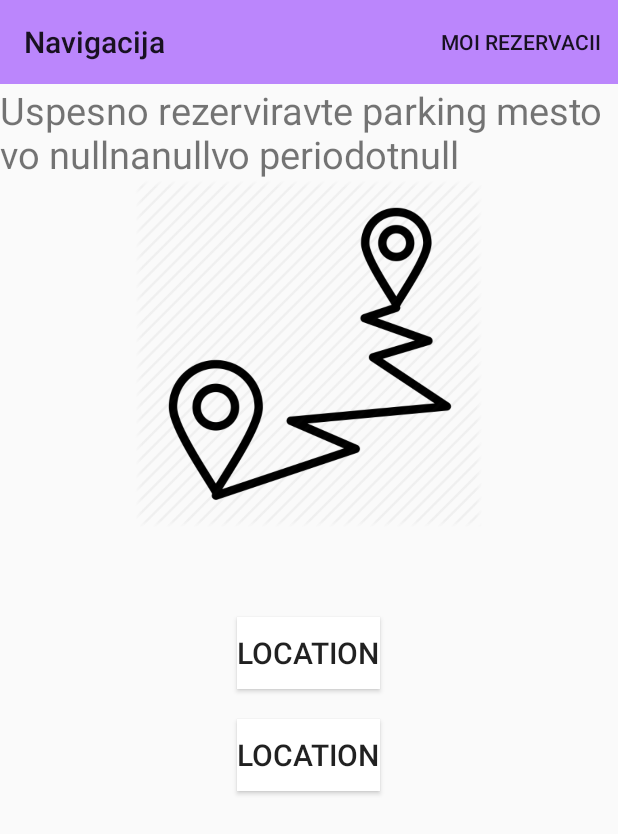
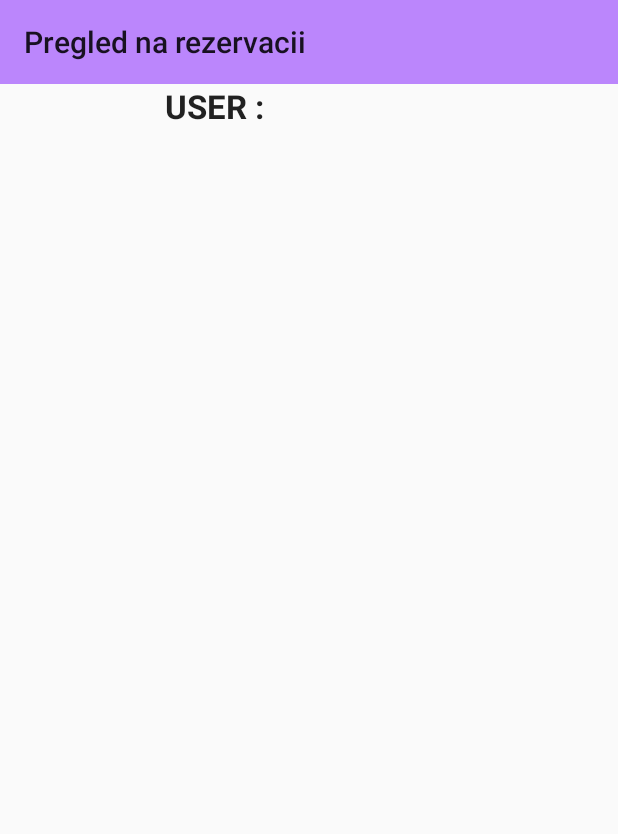
Before and after one commit to alisevejselova/SmartParkingApp, an Android app: the ConfirmationReservationActivity screen opened directly, with no data from a screen before it, after a tap on "MOI REZERVACII", on a phone screen of 412 x 824 dp. Shown: the top 834 px of the screen. Run offline under Robolectric (Android 15) with nearby library versions, the light colour scheme and no system bars; 6 statements that could not run were skipped.

Commit message:
Moi rezervacii

```diff
--- a/SmartParkingApp/app/src/main/java/com/example/smartparkingapp/CitiesActivity.java
+++ b/SmartParkingApp/app/src/main/java/com/example/smartparkingapp/CitiesActivity.java
@@ -64,7 +64,9 @@ public class CitiesActivity extends AppCompatActivity {
         switch (item.getItemId())
         {
             case R.id.button:
-                Toast.makeText(CitiesActivity.this,"Moi rezervacii cliked",Toast.LENGTH_SHORT).show();
+                Intent moirezervaci=new Intent(this,MyReservationsActivity.class);
+                moirezervaci.putExtra("Korisnik",username);
+               startActivity(moirezervaci);
                 return true;
 
             default:
--- a/SmartParkingApp/app/src/main/java/com/example/smartparkingapp/ConfirmationReservationActivity.java
+++ b/SmartParkingApp/app/src/main/java/com/example/smartparkingapp/ConfirmationReservationActivity.java
@@ -38,7 +38,7 @@ public class ConfirmationReservationActivity extends AppCompatActivity {
         lng = intent.getFloatExtra("Long",0);
 
         confirmationINFO = findViewById(R.id.confirmationinfo);
-        confirmationINFO.setText("Uspesno rezerviravte parking mesto vo "+parking+"na"+datum+"vo periodot"+cas);
+        confirmationINFO.setText("Uspesno rezerviravte parking mesto vo "+grad+" na parking "+parking+" na "+datum+" vo periodot "+cas);
 
         navigate = findViewById(R.id.navigate);
 
@@ -59,19 +59,19 @@ public class ConfirmationReservationActivity extends AppCompatActivity {
             }
         });
 
-        moirezervacii = findViewById(R.id.moirezervacii);
-        moirezervacii.setOnClickListener(new View.OnClickListener() {
-            @Override
-            public void onClick(View v) {
-                Intent moirezervaci=new Intent(v.getContext(),MyReservationsActivity.class);
-                moirezervaci.putExtra("Korisnik",korisnik);
-                moirezervaci.putExtra("Parking",parking);
-                moirezervaci.putExtra("Grad",grad);
-                moirezervaci.putExtra("Datum",datum);
-                moirezervaci.putExtra("Vreme",cas);
-                startActivity(moirezervaci);
-            }
-        });
+//        moirezervacii = findViewById(R.id.moirezervacii);
+//        moirezervacii.setOnClickListener(new View.OnClickListener() {
+//            @Override
+//            public void onClick(View v) {
+//                Intent moirezervaci=new Intent(v.getContext(),MyReservationsActivity.class);
+//                moirezervaci.putExtra("Korisnik",korisnik);
+//                moirezervaci.putExtra("Parking",parking);
+//                moirezervaci.putExtra("Grad",grad);
+//                moirezervaci.putExtra("Datum",datum);
+//                moirezervaci.putExtra("Vreme",cas);
+//                startActivity(moirezervaci);
+//            }
+//        });
 
     }
     @Override
@@ -87,7 +87,9 @@ public class ConfirmationReservationActivity extends AppCompatActivity {
         switch (item.getItemId())
         {
             case R.id.button:
-                Toast.makeText(ConfirmationReservationActivity.this,"Moi rezervacii cliked",Toast.LENGTH_SHORT).show();
+                Intent moirezervaci=new Intent(this,MyReservationsActivity.class);
+                moirezervaci.putExtra("Korisnik",korisnik);
+                startActivity(moirezervaci);
                 return true;
 
             default:
--- a/SmartParkingApp/app/src/main/java/com/example/smartparkingapp/DatabaseHelper.java
+++ b/SmartParkingApp/app/src/main/java/com/example/smartparkingapp/DatabaseHelper.java
@@ -68,6 +68,47 @@ public List<String> getParkings (String city) {
     c1.close();
     return parkingNames;
 }
+
+//    public List<String> getUserReservations(String korisnik) {
+//        List<String> userreservations = new ArrayList();
+//        SQLiteDatabase database = this.getReadableDatabase();
+//        Cursor c1 = database.rawQuery("SELECT * FROM Reservations WHERE username LIKE '" + korisnik + "'", null);
+//        while(c1.moveToNext()) {
+//            userreservations.add(c1.getString(0));
+//        }
+//        c1.close();
+//        return userreservations;
+//    }
+public List<MyReservationsModel> getUserReservations(String username) {
+
+    SQLiteDatabase db = this.getReadableDatabase();
+    try {
+        onCreate(db);
+    } catch (Exception e) {
+        e.printStackTrace();
+    }
+    List<MyReservationsModel> returnList = new ArrayList<>();
+
+    String query = "SELECT * FROM Reservations WHERE username =?";
+
+    Cursor cursor = db.rawQuery(query,  new String[]{username});
+
+    while(cursor.moveToNext()) {
+        String parkingName = cursor.getString(1);
+        String date=cursor.getString(2);
+        String time =cursor.getString(3);
+
+        MyReservationsModel rezervacii =
+                new MyReservationsModel(username,parkingName, date,time);
+        returnList.add(rezervacii);
+    }
+    cursor.close();
+    db.close();
+
+    return returnList;
+}
+
+
     public int getTotalSpaces(String name) {
         int total = 0;
         SQLiteDatabase database = this.getReadableDatabase();
@@ -153,4 +194,5 @@ public List<String> getParkings (String city) {
     }
 
 
+
 }
--- a/SmartParkingApp/app/src/main/java/com/example/smartparkingapp/MyReservationsActivity.java
+++ b/SmartParkingApp/app/src/main/java/com/example/smartparkingapp/MyReservationsActivity.java
@@ -1,14 +1,61 @@
 package com.example.smartparkingapp;
 
+import androidx.annotation.NonNull;
 import androidx.appcompat.app.AppCompatActivity;
+import androidx.appcompat.widget.Toolbar;
+import androidx.recyclerview.widget.DefaultItemAnimator;
+import androidx.recyclerview.widget.LinearLayoutManager;
+import androidx.recyclerview.widget.RecyclerView;
 
+import android.content.Intent;
 import android.os.Bundle;
+import android.view.Menu;
+import android.view.MenuInflater;
+import android.view.MenuItem;
+import android.widget.TextView;
+import android.widget.Toast;
+
+import java.util.ArrayList;
+import java.util.List;
 
 public class MyReservationsActivity extends AppCompatActivity {
+    String grad,parking,korisnik,datum,cas;
+    float lat,lng;
+    DatabaseHelper database;
+    RecyclerView mRecyclerView;
+    MyReservationsAdapter mAdapter;
+    ArrayList<MyReservationsModel> arrayList;
+    Intent intent;
 
     @Override
     protected void onCreate(Bundle savedInstanceState) {
         super.onCreate(savedInstanceState);
         setContentView(R.layout.activity_my_reservations);
+
+        intent = getIntent();
+//        grad = intent.getStringExtra("Grad");
+//        parking = intent.getStringExtra("Parking");
+      korisnik = intent.getStringExtra("Korisnik");
+//        datum = intent.getStringExtra("Datum");
+//        cas = intent.getStringExtra("Vreme");
+
+
+       TextView korisnikime = findViewById(R.id.username);
+        korisnikime.setText(korisnik);
+
+        Toolbar mytoolbar = findViewById(R.id.toolbar);
+        setSupportActionBar(mytoolbar);
+
+        database = new DatabaseHelper(this);
+        //List<String> valuesNames = database.getUserReservations(korisnik);
+        arrayList = new ArrayList<>(database.getUserReservations(korisnik));
+        mRecyclerView = findViewById(R.id.recycler_view3);
+        mRecyclerView.setHasFixedSize(true);
+        mRecyclerView.setLayoutManager(new LinearLayoutManager(this));
+        mRecyclerView.setItemAnimator(new DefaultItemAnimator());
+        mAdapter = new MyReservationsAdapter( getApplicationContext(),this,arrayList);
+        mRecyclerView.setAdapter(mAdapter);
+
     }
+
 }
--- /dev/null
+++ b/SmartParkingApp/app/src/main/java/com/example/smartparkingapp/MyReservationsAdapter.java
@@ -0,0 +1,83 @@
+package com.example.smartparkingapp;
+
+import android.app.Activity;
+import android.content.Context;
+import android.content.Intent;
+import android.view.LayoutInflater;
+import android.view.View;
+import android.view.ViewGroup;
+import android.widget.Button;
+import android.widget.TextView;
+
+import androidx.annotation.NonNull;
+import androidx.recyclerview.widget.RecyclerView;
+
+import java.util.List;
+
+public class MyReservationsAdapter extends RecyclerView.Adapter<MyReservationsAdapter.viewHolder> {
+
+     List<MyReservationsModel> arrayList;
+     Context context;
+     DatabaseHelper database;
+     Activity activity;
+
+
+    public MyReservationsAdapter(Context context, Activity activity, List<MyReservationsModel> arrayList) {
+        this.context = context;
+        this.activity = activity;
+        this.arrayList = arrayList;
+
+    }
+    @Override
+    public MyReservationsAdapter.viewHolder onCreateViewHolder(@NonNull ViewGroup parent, int viewType) {
+        View view = LayoutInflater.from(context).inflate(R.layout.myreservations_list, parent, false);
+        return new MyReservationsAdapter.viewHolder(view);
+    }
+
+    public class viewHolder extends RecyclerView.ViewHolder {
+        public TextView parking;
+        public TextView grad;
+        public Button button;
+        public TextView datum;
+        public TextView cas;
+
+        public viewHolder(View itemView) {
+            super(itemView);
+            grad =itemView.findViewById(R.id.cityname);
+            parking = itemView.findViewById(R.id.parkingname);
+            button = itemView.findViewById(R.id.navigacija);
+            datum = itemView.findViewById(R.id.datum);
+            cas = itemView.findViewById(R.id.cas);
+        }
+    }
+
+    @Override
+    public void onBindViewHolder(MyReservationsAdapter.viewHolder holder, int i) {
+        MyReservationsModel entry=arrayList.get(i);
+        holder.datum.setText(entry.getDate());
+        holder.cas.setText(entry.getTime());
+        holder.parking.setText(entry.getParkingName());
+
+
+//        viewHolder.button.setOnClickListener(new View.OnClickListener() {
+//            @Override
+//            public void onClick(View v) {
+//
+//                Intent intent = new Intent(v.getContext(), ConfirmationReservationActivity.class);
+//                intent.putExtra("Parking", entry);
+//                intent.putExtra("Korisnik", korisnik);
+//                intent.putExtra("Datum", datum);
+//                intent.putExtra("Vreme", cas);
+//                intent.putExtra("Lat", lat);
+//                intent.putExtra("Long", lng);
+//                v.getContext().startActivity(intent);
+//            }
+//        });
+}
+
+    @Override
+    public int getItemCount() {
+        return arrayList.size();
+    }
+
+}
--- a/SmartParkingApp/app/src/main/java/com/example/smartparkingapp/ParkingActivity.java
+++ b/SmartParkingApp/app/src/main/java/com/example/smartparkingapp/ParkingActivity.java
@@ -47,7 +47,7 @@ public class ParkingActivity extends AppCompatActivity {
         mRecyclerView.setHasFixedSize(true);
         mRecyclerView.setLayoutManager(new LinearLayoutManager(this));
         mRecyclerView.setItemAnimator(new DefaultItemAnimator());
-        mAdapter = new ParkingAdapter(valuesNames, R.layout.parking_list, datum, cas, korisnik, database,this);
+        mAdapter = new ParkingAdapter(valuesNames, R.layout.parking_list, grad,datum, cas, korisnik, database,this);
         mRecyclerView.setAdapter(mAdapter);
     }
     @Override
@@ -63,7 +63,9 @@ public class ParkingActivity extends AppCompatActivity {
         switch (item.getItemId())
         {
             case R.id.button:
-                Toast.makeText(ParkingActivity.this,"Moi rezervacii cliked",Toast.LENGTH_SHORT).show();
+                Intent moirezervaci=new Intent(this,MyReservationsActivity.class);
+                moirezervaci.putExtra("Korisnik",korisnik);
+                startActivity(moirezervaci);
                 return true;
 
             default:
--- a/SmartParkingApp/app/src/main/java/com/example/smartparkingapp/ParkingAdapter.java
+++ b/SmartParkingApp/app/src/main/java/com/example/smartparkingapp/ParkingAdapter.java
@@ -21,7 +21,7 @@ public class ParkingAdapter extends RecyclerView.Adapter<ParkingAdapter.ParkingV
     private final String datum;
     private final String korisnik;
     private final DatabaseHelper database;
-    String grad;
+    private final String grad;
 
     public class ParkingViewHolder extends RecyclerView.ViewHolder {
         public TextView parkingName;
@@ -37,13 +37,14 @@ public class ParkingAdapter extends RecyclerView.Adapter<ParkingAdapter.ParkingV
             zafateni = itemView.findViewById(R.id.zafateni_mesta);
         }
     }
-    public ParkingAdapter(List<String> myList, int rowLayout, String datum, String cas, String korisnik,  DatabaseHelper database, Context context) {
+    public ParkingAdapter(List<String> myList, int rowLayout, String grad,String datum, String cas, String korisnik,  DatabaseHelper database, Context context) {
         this.myList = myList;
         this.rowLayout = rowLayout;
         this.mContext = context;
         this.datum = datum;
         this.cas = cas;
         this.korisnik = korisnik;
+        this.grad=grad;
         this.database = database;
     }
 
@@ -62,6 +63,7 @@ public class ParkingAdapter extends RecyclerView.Adapter<ParkingAdapter.ParkingV
         int takenSpaces = totalSpaces - freeSpaces;
         final float lat = database.getLat(entry);
         final float lng = database.getLong(entry);
+
 
         String takenS = String.valueOf(takenSpaces);
         String freeS = String.valueOf(freeSpaces);
--- a/SmartParkingApp/app/src/main/res/layout/activity_confirmation_reservation.xml
+++ b/SmartParkingApp/app/src/main/res/layout/activity_confirmation_reservation.xml
@@ -48,17 +48,7 @@ tools:context=".ConfirmationReservationActivity">
     android:text="location"
     android:textSize="20dp"
 />
-    <Button
-        android:id="@+id/moirezervacii"
-        android:layout_width="wrap_content"
-        android:layout_height="wrap_content"
-        android:layout_below="@+id/navigate"
-        android:layout_centerHorizontal="true"
-        android:layout_marginTop="20dp"
-        android:background="@android:color/white"
-        android:text="location"
-        android:textSize="20dp"
-        />
+
 
 
 </RelativeLayout>
--- a/SmartParkingApp/app/src/main/res/layout/activity_my_reservations.xml
+++ b/SmartParkingApp/app/src/main/res/layout/activity_my_reservations.xml
@@ -1,9 +1,43 @@
 <?xml version="1.0" encoding="utf-8"?>
-<androidx.constraintlayout.widget.ConstraintLayout xmlns:android="http://schemas.android.com/apk/res/android"
+<RelativeLayout xmlns:android="http://schemas.android.com/apk/res/android"
     xmlns:app="http://schemas.android.com/apk/res-auto"
     xmlns:tools="http://schemas.android.com/tools"
     android:layout_width="match_parent"
     android:layout_height="match_parent"
     tools:context=".MyReservationsActivity">
+    <androidx.appcompat.widget.Toolbar
+        xmlns:android="http://schemas.android.com/apk/res/android"
+        xmlns:app="http://schemas.android.com/apk/res-auto"
+        android:orientation="vertical"
+        android:layout_width="match_parent"
+        android:layout_height="56dp"
+        android:background="@color/purple_200"
+        android:id="@+id/toolbar"
+        app:title="Pregled na rezervacii">
+    </androidx.appcompat.widget.Toolbar>
+    <TextView
+        android:id="@+id/usertext"
+        android:layout_width="wrap_content"
+        android:layout_height="wrap_content"
+        android:layout_below="@+id/toolbar"
+        android:layout_marginLeft="110dp"
+        android:textAppearance="?android:textAppearanceLarge"
+        android:textStyle="bold"
+        android:text="USER : "/>
+    <TextView
+        android:id="@+id/username"
+        android:layout_width="match_parent"
+        android:layout_height="wrap_content"
+        android:layout_below="@+id/toolbar"
+        android:layout_toEndOf="@+id/usertext"
+        android:textAppearance="?android:textAppearanceLarge"
+        android:textStyle="bold"
+        android:text="username"/>
+    <androidx.recyclerview.widget.RecyclerView
+        android:id="@+id/recycler_view3"
+        android:scrollbars="vertical"
+        android:layout_width="match_parent"
+        android:layout_below="@+id/username"
+        android:layout_height="wrap_content" />
 
-</androidx.constraintlayout.widget.ConstraintLayout>
+</RelativeLayout>
```
Also changed, not shown: SmartParkingApp/app/src/main/java/com/example/smartparkingapp/MyReservationsModel.java (added, +43 -0 lines), SmartParkingApp/app/src/main/java/com/example/smartparkingapp/ReservationActivity.java (+9 -2 lines), SmartParkingApp/app/src/main/res/layout/myreservations_list.xml (added, +103 -0 lines).
